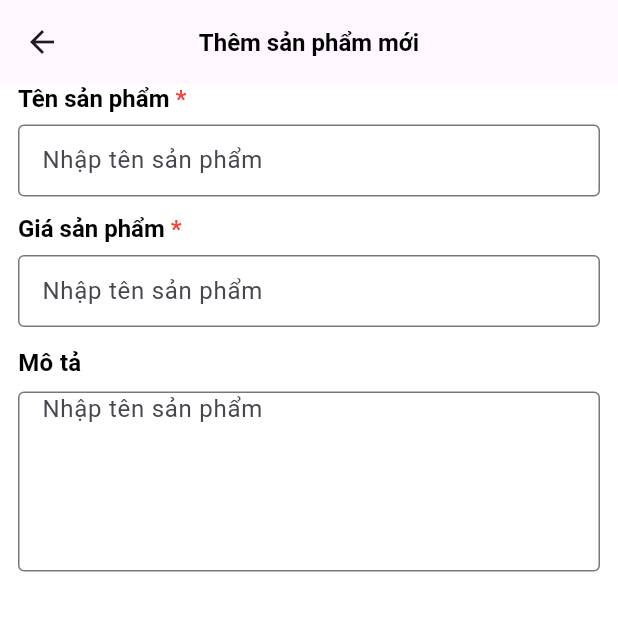
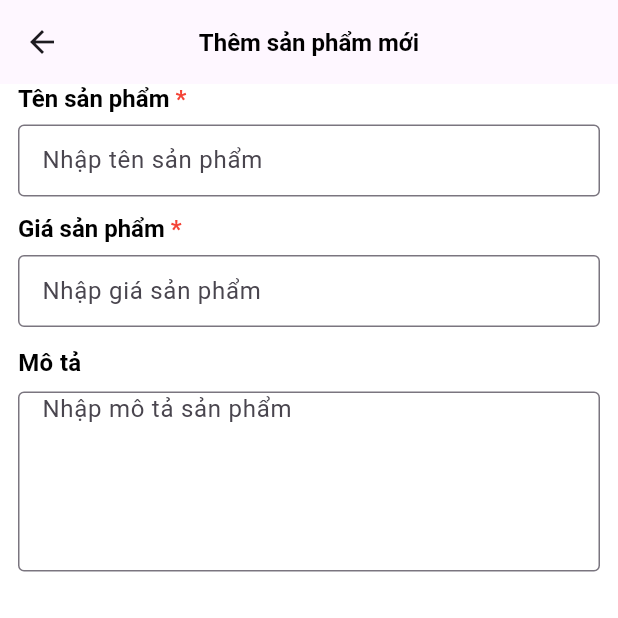
Before and after one commit to lvminh97/BeautyHub, a Flutter app: the AddProductPage screen opened by its route, on a phone screen of 412 x 824 dp, the top half of it. Run offline on Flutter 3.47's test engine with Material 3 defaults, Android fonts, the phone set to English and light mode, and no system bars; our stand-ins replace badges, bloc, cached_network_image, carousel_slider, dio, easy_localization and 18 more; missing offline and left inert: device_apps; accounts and stored records are empty; generated files the repository leaves out were written again.

Commit message:
[Admin] Fix bug in Add product page
Signed-off-by: lvminh97 <lvminh97@gmail.com>

```diff
--- a/beauty_hub_admin/lib/modules/add_product/view/add_product_page.dart
+++ b/beauty_hub_admin/lib/modules/add_product/view/add_product_page.dart
@@ -72,9 +72,9 @@ class AddProductPage extends GetView<AddProductController> {
                 ])),
             const SizedBox(height: 8.0),
             TextFormField(
-              controller: controller.nameController,
+              controller: controller.priceController,
               decoration: const InputDecoration(
-                hintText: 'Nhập tên sản phẩm',
+                hintText: 'Nhập giá sản phẩm',
                 border: OutlineInputBorder(),
                 contentPadding: EdgeInsets.symmetric(horizontal: 12.0),
               ),
@@ -90,10 +90,10 @@ class AddProductPage extends GetView<AddProductController> {
             ),
             const SizedBox(height: 8.0),
             TextFormField(
-              controller: controller.nameController,
+              controller: controller.descController,
               maxLines: 5,
               decoration: const InputDecoration(
-                hintText: 'Nhập tên sản phẩm',
+                hintText: 'Nhập mô tả sản phẩm',
                 border: OutlineInputBorder(),
                 contentPadding: EdgeInsets.symmetric(horizontal: 12.0),
               ),
```
Also changed, not shown: beauty_hub_admin/pubspec.lock.
